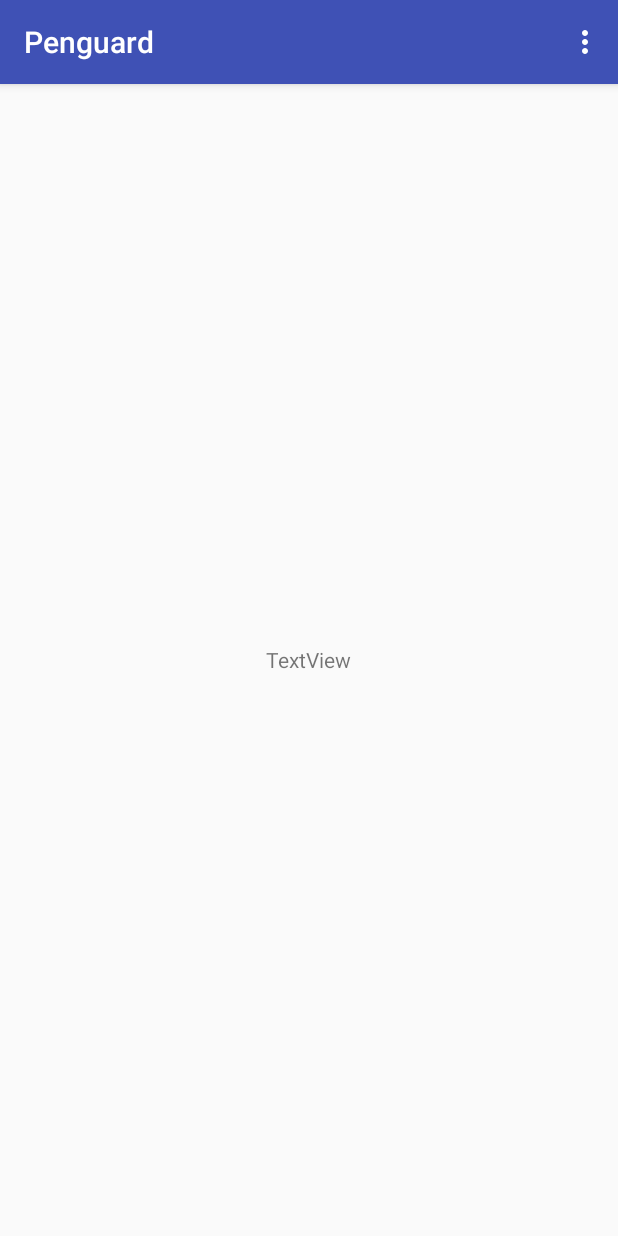
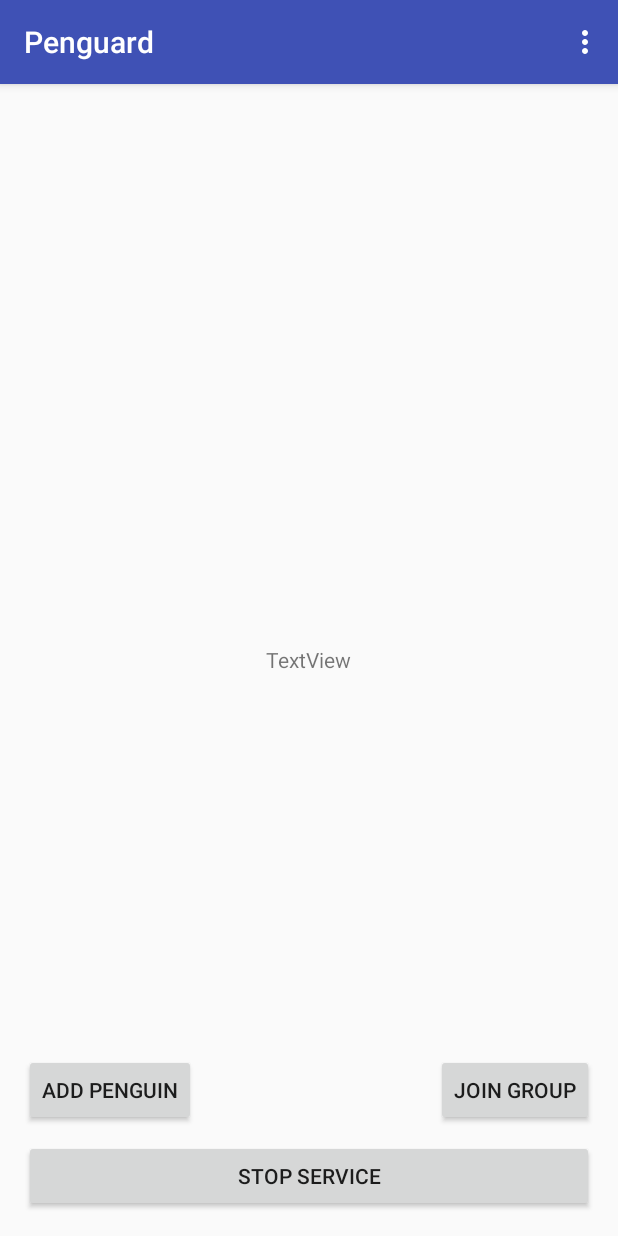
Before and after one commit to HappyTetrahedron/penguard, an Android app: the GGuardActivity screen opened directly, with no data from a screen before it, on a phone screen of 412 x 824 dp. Run offline under Robolectric (Android 15) with nearby library versions, the light colour scheme and no system bars; 1 statement that could not run was skipped.

Commit message:
Reworked UI flow towards our goal. Fixes issue #40.

```diff
--- a/code/app/src/main/java/verteiltesysteme/penguard/GLoginActivity.java
+++ b/code/app/src/main/java/verteiltesysteme/penguard/GLoginActivity.java
@@ -53,7 +53,8 @@ public class GLoginActivity extends AppCompatActivity {
                         });
 
                         // Start next activity
-                        Intent intent = new Intent(view.getContext(), GPenguinSearchActivity.class);
+                        Intent intent = new Intent(view.getContext(), GGuardActivity.class);
+                        intent.addFlags(Intent.FLAG_ACTIVITY_NEW_TASK | Intent.FLAG_ACTIVITY_CLEAR_TASK);
                         startActivity(intent);
                    }
 
--- a/code/app/src/main/java/verteiltesysteme/penguard/guardianservice/GuardService.java
+++ b/code/app/src/main/java/verteiltesysteme/penguard/guardianservice/GuardService.java
@@ -112,6 +112,8 @@ public class GuardService extends Service implements ListenerCallback{
         } catch (InterruptedException e) {
             // do nothing? TODO how do we handle this?
         }
+
+        bluetoothThread.stopScanning();
     }
 
     @Override
@@ -126,6 +128,8 @@ public class GuardService extends Service implements ListenerCallback{
         }
         return super.onStartCommand(intent, flags, startId);
     }
+
+
 
     @Override
     public IBinder onBind(Intent intent) {
--- a/code/app/src/main/res/layout/activity_gguard.xml
+++ b/code/app/src/main/res/layout/activity_gguard.xml
@@ -17,4 +17,33 @@
         android:layout_centerVertical="true"
         android:layout_centerHorizontal="true"
         android:id="@+id/rssiTV" />
+
+    <Button
+        android:text="Join group"
+        android:layout_width="wrap_content"
+        android:layout_height="wrap_content"
+        android:layout_alignTop="@+id/addPenguinButton"
+        android:layout_alignParentEnd="true"
+        android:onClick="onClick"
+        android:id="@+id/joinGroupButton" />
+
+    <Button
+        android:text="Stop service"
+        android:layout_width="wrap_content"
+        android:layout_height="wrap_content"
+        android:id="@+id/stopServiceButton"
+        android:layout_alignParentBottom="true"
+        android:layout_alignParentEnd="true"
+        android:onClick="onClick"
+        android:layout_alignParentStart="true" />
+
+    <Button
+        android:text="Add penguin"
+        android:layout_width="wrap_content"
+        android:layout_height="wrap_content"
+        android:id="@+id/addPenguinButton"
+        android:layout_marginBottom="57dp"
+        android:layout_alignParentBottom="true"
+        android:onClick="onClick"
+        android:layout_alignParentStart="true" />
 </RelativeLayout>
```
Also changed, not shown: code/app/src/main/java/verteiltesysteme/penguard/GGuardActivity.java (+26 -1 lines), code/app/src/main/java/verteiltesysteme/penguard/guardianservice/BluetoothThread.java (+7 -1 lines), 1 other file.
